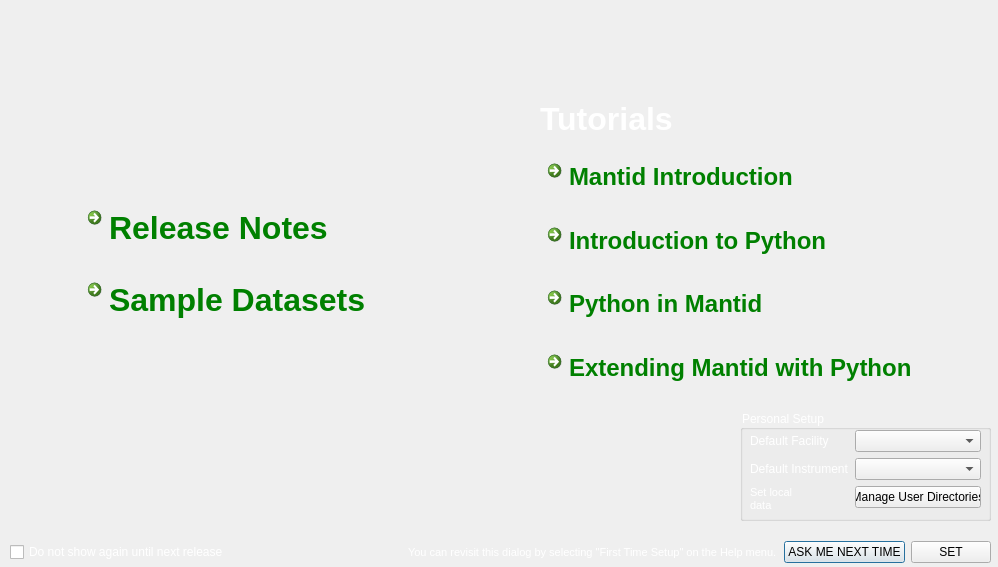
mantidproject/mantid, file Code/Mantid/MantidPlot/src/Mantid/FirstTimeSetup.ui: the form before one commit.
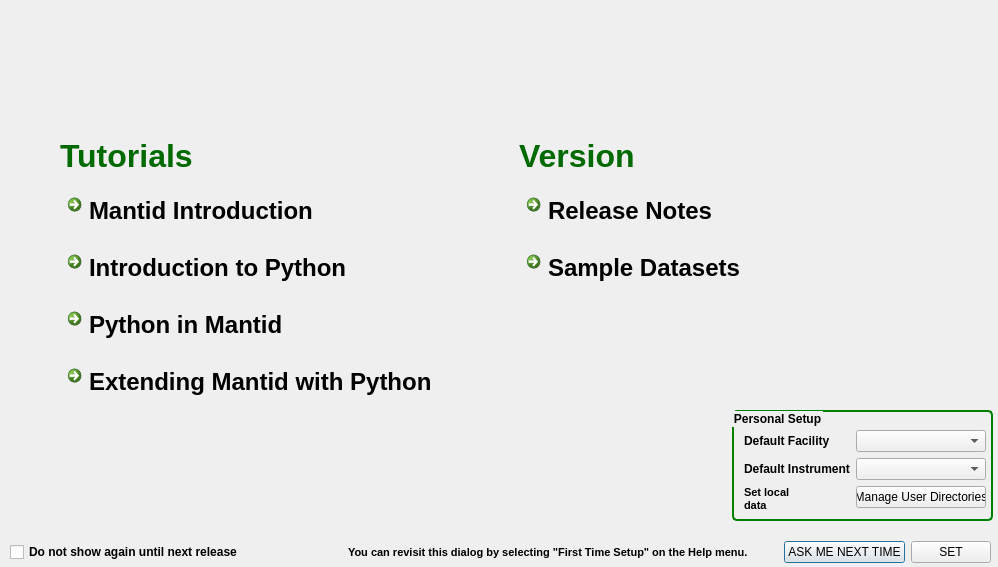
The form after the commit. Icons and pictures are not drawn. Custom widgets are drawn as their Qt base class.

The edit to the form file:
```diff
--- a/Code/Mantid/MantidPlot/src/Mantid/FirstTimeSetup.ui
+++ b/Code/Mantid/MantidPlot/src/Mantid/FirstTimeSetup.ui
@@ -35,8 +35,14 @@
    <layout class="QHBoxLayout" name="horizontalLayout">
     <item>
      <widget class="QCheckBox" name="chkDoNotShowUntilNextRelease">
+      <property name="font">
+       <font>
+        <weight>75</weight>
+        <bold>true</bold>
+       </font>
+      </property>
       <property name="styleSheet">
-       <string notr="true">color: rgb(255, 255, 255);</string>
+       <string notr="true">color: rgb(0, 0, 0);</string>
       </property>
       <property name="text">
        <string>Do not show again until next release</string>
@@ -63,18 +69,24 @@
      <widget class="QLabel" name="lbUpdate">
       <property name="minimumSize">
        <size>
-        <width>370</width>
+        <width>430</width>
         <height>0</height>
        </size>
       </property>
+      <property name="font">
+       <font>
+        <weight>75</weight>
+        <bold>true</bold>
+       </font>
+      </property>
       <property name="styleSheet">
-       <string notr="true">color: rgb(255, 255, 255);</string>
+       <string notr="true">color: rgb(0, 0, 0);</string>
       </property>
       <property name="text">
        <string>&lt;!DOCTYPE HTML PUBLIC &quot;-//W3C//DTD HTML 4.0//EN&quot; &quot;http://www.w3.org/TR/REC-html40/strict.dtd&quot;&gt;
 &lt;html&gt;&lt;head&gt;&lt;meta name=&quot;qrichtext&quot; content=&quot;1&quot; /&gt;&lt;style type=&quot;text/css&quot;&gt;
 p, li { white-space: pre-wrap; }
-&lt;/style&gt;&lt;/head&gt;&lt;body style=&quot; font-family:'MS Shell Dlg 2'; font-size:8pt; font-weight:400; font-style:normal;&quot;&gt;
+&lt;/style&gt;&lt;/head&gt;&lt;body style=&quot; font-family:'MS Shell Dlg 2'; font-size:8pt; font-weight:600; font-style:normal;&quot;&gt;
 &lt;p style=&quot; margin-top:0px; margin-bottom:0px; margin-left:0px; margin-right:0px; -qt-block-indent:0; text-indent:0px;&quot;&gt;You can revisit this dialog by selecting &amp;quot;First Time Setup&amp;quot; on the Help menu.&lt;/p&gt;&lt;/body&gt;&lt;/html&gt;</string>
       </property>
       <property name="wordWrap">
@@ -107,14 +119,24 @@
   <widget class="QGroupBox" name="grpPersonalSetup">
    <property name="geometry">
     <rect>
-     <x>740</x>
+     <x>732</x>
      <y>410</y>
-     <width>251</width>
+     <width>261</width>
      <height>111</height>
     </rect>
    </property>
+   <property name="font">
+    <font>
+     <weight>75</weight>
+     <bold>true</bold>
+    </font>
+   </property>
    <property name="styleSheet">
-    <string notr="true">color: rgb(255, 255, 255);</string>
+    <string notr="true">QGroupBox {
+     border: 2px solid green;
+     border-radius: 5px;
+ }
+</string>
    </property>
    <property name="title">
     <string>Personal Setup</string>
@@ -122,20 +144,26 @@
    <widget class="QWidget" name="layoutWidget1">
     <property name="geometry">
      <rect>
-      <x>10</x>
+      <x>12</x>
       <y>20</y>
-      <width>231</width>
+      <width>242</width>
       <height>80</height>
      </rect>
     </property>
     <layout class="QFormLayout" name="formLayout">
      <item row="0" column="0">
       <widget class="QLabel" name="label">
+       <property name="font">
+        <font>
+         <weight>75</weight>
+         <bold>true</bold>
+        </font>
+       </property>
        <property name="autoFillBackground">
         <bool>false</bool>
        </property>
        <property name="styleSheet">
-        <string notr="true">color: rgb(255, 255, 255);</string>
+        <string notr="true">color: rgb(0, 0, 0);</string>
        </property>
        <property name="text">
         <string>Default Facility</string>
@@ -151,8 +179,14 @@
      </item>
      <item row="1" column="0">
       <widget class="QLabel" name="label_2">
+       <property name="font">
+        <font>
+         <weight>75</weight>
+         <bold>true</bold>
+        </font>
+       </property>
        <property name="styleSheet">
-        <string notr="true">color: rgb(255, 255, 255);</string>
+        <string notr="true">color: rgb(0, 0, 0);</string>
        </property>
        <property name="text">
         <string>Default Instrument</string>
@@ -168,14 +202,20 @@
      </item>
      <item row="2" column="0">
       <widget class="QLabel" name="lbMUD">
+       <property name="font">
+        <font>
+         <weight>75</weight>
+         <bold>true</bold>
+        </font>
+       </property>
        <property name="styleSheet">
-        <string notr="true">color: rgb(255, 255, 255);</string>
+        <string notr="true">color: rgb(0, 0, 0);</string>
        </property>
        <property name="text">
         <string>&lt;!DOCTYPE HTML PUBLIC &quot;-//W3C//DTD HTML 4.0//EN&quot; &quot;http://www.w3.org/TR/REC-html40/strict.dtd&quot;&gt;
 &lt;html&gt;&lt;head&gt;&lt;meta name=&quot;qrichtext&quot; content=&quot;1&quot; /&gt;&lt;style type=&quot;text/css&quot;&gt;
 p, li { white-space: pre-wrap; }
-&lt;/style&gt;&lt;/head&gt;&lt;body style=&quot; font-family:'MS Shell Dlg 2'; font-size:8pt; font-weight:400; font-style:normal;&quot;&gt;
+&lt;/style&gt;&lt;/head&gt;&lt;body style=&quot; font-family:'MS Shell Dlg 2'; font-size:8pt; font-weight:600; font-style:normal;&quot;&gt;
 &lt;p style=&quot; margin-top:0px; margin-bottom:0px; margin-left:0px; margin-right:0px; -qt-block-indent:0; text-indent:0px;&quot;&gt;Set local data directories&lt;/p&gt;&lt;/body&gt;&lt;/html&gt;</string>
        </property>
        <property name="wordWrap">
@@ -196,97 +236,17 @@
     </layout>
    </widget>
   </widget>
-  <widget class="QWidget" name="layoutWidget2">
+  <widget class="QWidget" name="">
    <property name="geometry">
     <rect>
-     <x>80</x>
-     <y>200</y>
-     <width>313</width>
-     <height>138</height>
+     <x>60</x>
+     <y>130</y>
+     <width>911</width>
+     <height>279</height>
     </rect>
    </property>
-   <layout class="QVBoxLayout" name="verticalLayout1">
-    <item>
-     <widget class="QCommandLinkButton" name="clbReleaseNotes">
-      <property name="font">
-       <font>
-        <family>Segoe UI</family>
-        <pointsize>24</pointsize>
-        <weight>75</weight>
-        <bold>true</bold>
-       </font>
-      </property>
-      <property name="layoutDirection">
-       <enum>Qt::LeftToRight</enum>
-      </property>
-      <property name="styleSheet">
-       <string notr="true">color: rgb(0, 128, 0);</string>
-      </property>
-      <property name="text">
-       <string>Release Notes</string>
-      </property>
-      <property name="icon">
-       <iconset resource="../../../Images/images.qrc">
-        <normaloff>:/Icons/Notepad-Bloc-notes-icon-48x48.png</normaloff>:/Icons/Notepad-Bloc-notes-icon-48x48.png</iconset>
-      </property>
-      <property name="iconSize">
-       <size>
-        <width>48</width>
-        <height>48</height>
-       </size>
-      </property>
-      <property name="checkable">
-       <bool>false</bool>
-      </property>
-     </widget>
-    </item>
-    <item>
-     <widget class="QCommandLinkButton" name="clbSampleDatasets">
-      <property name="font">
-       <font>
-        <family>Segoe UI</family>
-        <pointsize>24</pointsize>
-        <weight>75</weight>
-        <bold>true</bold>
-       </font>
-      </property>
-      <property name="layoutDirection">
-       <enum>Qt::LeftToRight</enum>
-      </property>
-      <property name="styleSheet">
-       <string notr="true">color: rgb(0, 128, 0);</string>
-      </property>
-      <property name="text">
-       <string>Sample Datasets</string>
-      </property>
-      <property name="icon">
-       <iconset resource="../../../Images/images.qrc">
-        <normaloff>:/Icons/download-icon-48x48.png</normaloff>:/Icons/download-icon-48x48.png</iconset>
-      </property>
-      <property name="iconSize">
-       <size>
-        <width>48</width>
-        <height>48</height>
-       </size>
-      </property>
-      <property name="checkable">
-       <bool>false</bool>
-      </property>
-     </widget>
-    </item>
-   </layout>
-  </widget>
-  <widget class="QWidget" name="layoutWidget3">
-   <property name="geometry">
-    <rect>
-     <x>540</x>
-     <y>90</y>
-     <width>410</width>
-     <height>311</height>
-    </rect>
-   </property>
-   <layout class="QVBoxLayout" name="verticalLayout2">
-    <item>
+   <layout class="QGridLayout" name="gridLayout">
+    <item row="0" column="0">
      <widget class="QLabel" name="lblTutorials">
       <property name="font">
        <font>
@@ -297,14 +257,32 @@
        </font>
       </property>
       <property name="styleSheet">
-       <string notr="true">color: rgb(255, 255, 255);</string>
+       <string notr="true">color: rgb(0, 105, 0);</string>
       </property>
       <property name="text">
        <string>Tutorials</string>
       </property>
      </widget>
     </item>
-    <item>
+    <item row="0" column="1">
+     <widget class="QLabel" name="lblVersion">
+      <property name="font">
+       <font>
+        <family>Segoe UI</family>
+        <pointsize>24</pointsize>
+        <weight>75</weight>
+        <bold>true</bold>
+       </font>
+      </property>
+      <property name="styleSheet">
+       <string notr="true">color: rgb(0, 105, 0);</string>
+      </property>
+      <property name="text">
+       <string>Version </string>
+      </property>
+     </widget>
+    </item>
+    <item row="1" column="0">
      <widget class="QCommandLinkButton" name="clbMantidIntroduction">
       <property name="font">
        <font>
@@ -318,7 +296,7 @@
        <enum>Qt::LeftToRight</enum>
       </property>
       <property name="styleSheet">
-       <string notr="true">color: rgb(0, 128, 0);</string>
+       <string notr="true">color: rgb(0, 0, 0);</string>
       </property>
       <property name="text">
        <string>Mantid Introduction</string>
@@ -338,7 +316,42 @@
       </property>
      </widget>
     </item>
-    <item>
+    <item row="1" column="1">
+     <widget class="QCommandLinkButton" name="clbReleaseNotes">
+      <property name="font">
+       <font>
+        <family>Segoe UI</family>
+        <pointsize>18</pointsize>
+        <weight>75</weight>
+        <bold>true</bold>
+       </font>
+      </property>
+      <property name="layoutDirection">
+       <enum>Qt::LeftToRight</enum>
+      </property>
+      <property name="styleSheet">
+       <string notr="true">color: rgb(0, 128, 0);
+color: rgb(0, 0, 0);</string>
+      </property>
+      <property name="text">
+       <string>Release Notes</string>
+      </property>
+      <property name="icon">
+       <iconset resource="../../../Images/images.qrc">
+        <normaloff>:/Icons/Notepad-Bloc-notes-icon-32x32.png</normaloff>:/Icons/Notepad-Bloc-notes-icon-32x32.png</iconset>
+      </property>
+      <property name="iconSize">
+       <size>
+        <width>32</width>
+        <height>32</height>
+       </size>
+      </property>
+      <property name="checkable">
+       <bool>false</bool>
+      </property>
+     </widget>
+    </item>
+    <item row="2" column="0">
      <widget class="QCommandLinkButton" name="clbPythonIntroduction">
       <property name="font">
        <font>
@@ -352,7 +365,7 @@
        <enum>Qt::LeftToRight</enum>
       </property>
       <property name="styleSheet">
-       <string notr="true">color: rgb(0, 128, 0);</string>
+       <string notr="true">color: rgb(0, 0, 0);</string>
       </property>
       <property name="text">
        <string>Introduction to Python</string>
@@ -372,7 +385,41 @@
       </property>
      </widget>
     </item>
-    <item>
+    <item row="2" column="1">
+     <widget class="QCommandLinkButton" name="clbSampleDatasets">
+      <property name="font">
+       <font>
+        <family>Segoe UI</family>
+        <pointsize>18</pointsize>
+        <weight>75</weight>
+        <bold>true</bold>
+       </font>
+      </property>
+      <property name="layoutDirection">
+       <enum>Qt::LeftToRight</enum>
+      </property>
+      <property name="styleSheet">
+       <string notr="true">color: rgb(0, 0, 0);</string>
+      </property>
+      <property name="text">
+       <string>Sample Datasets</string>
+      </property>
+      <property name="icon">
+       <iconset resource="../../../Images/images.qrc">
+        <normaloff>:/Icons/download-icon-32x32.png</normaloff>:/Icons/download-icon-32x32.png</iconset>
+      </property>
+      <property name="iconSize">
+       <size>
+        <width>32</width>
+        <height>32</height>
+       </size>
+      </property>
+      <property name="checkable">
+       <bool>false</bool>
+      </property>
+     </widget>
+    </item>
+    <item row="3" column="0">
      <widget class="QCommandLinkButton" name="clbPythonInMantid">
       <property name="font">
        <font>
@@ -386,7 +433,7 @@
        <enum>Qt::LeftToRight</enum>
       </property>
       <property name="styleSheet">
-       <string notr="true">color: rgb(0, 128, 0);</string>
+       <string notr="true">color: rgb(0, 0, 0);</string>
       </property>
       <property name="text">
        <string>Python in Mantid</string>
@@ -406,7 +453,7 @@
       </property>
      </widget>
     </item>
-    <item>
+    <item row="4" column="0">
      <widget class="QCommandLinkButton" name="clbExtendingMantid">
       <property name="font">
        <font>
@@ -420,7 +467,7 @@
        <enum>Qt::LeftToRight</enum>
       </property>
       <property name="styleSheet">
-       <string notr="true">color: rgb(0, 128, 0);</string>
+       <string notr="true">color: rgb(0, 0, 0);</string>
       </property>
       <property name="text">
        <string>Extending Mantid with Python</string>
```
